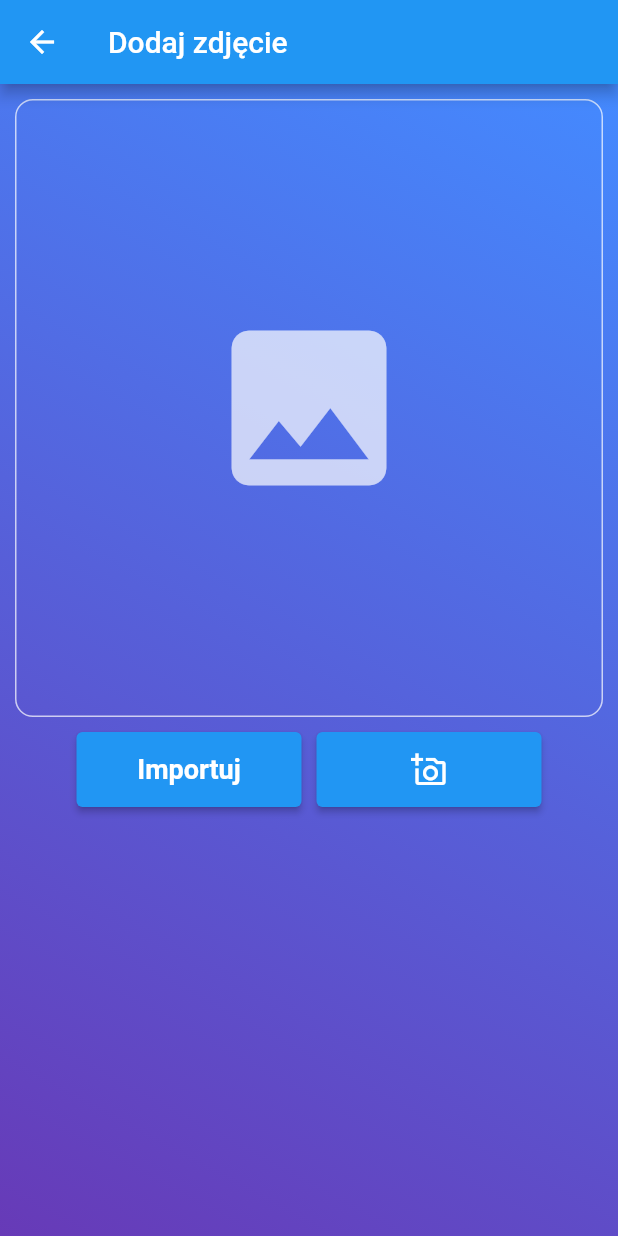
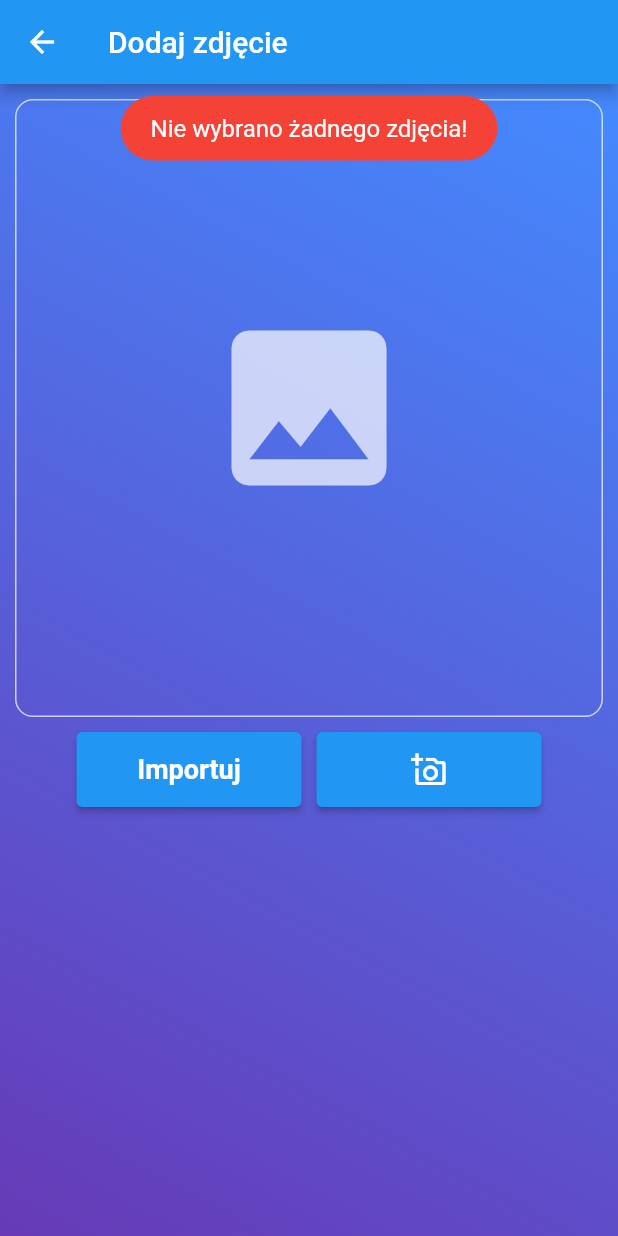
Before and after one commit to Mikey3D99/flutter_ui_demo, a Flutter app: the AddPhotoWidget screen opened directly, after a tap on "Importuj", on a phone screen of 412 x 824 dp. Run offline on Flutter 3.47's test engine with Material 2 defaults, Android fonts, the phone set to English and light mode, and no system bars; our stand-ins replace fluttertoast, image_picker.

Commit message:
add toast notifications

```diff
--- a/lib/constants/constants.dart
+++ b/lib/constants/constants.dart
@@ -1,4 +1,3 @@
-import 'dart:ffi';
 
 const String loginButtonText = 'Zaloguj się';
 const String addPhotoButtonText = 'Dodaj zdjęcie';
@@ -7,4 +6,7 @@ const String inputPasswordText = 'Wprowadź hasło';
 const String forgotPasswordText = 'Zapomniałeś hasła?';
 const String newUserButtonText = 'Nowy użytkownik? Załóź konto!';
 const String importButtonText = 'Importuj';
+const String toastNoImageSelected = 'Nie wybrano żadnego zdjęcia!';
+const String toastBetterImageQuality = 'Lepsza jakość obrazu, będzie gdy zrobisz zdjęcie aparatem!';
+const String toastPhotoNotTaken = 'Nie zrobiono zdjęcia!';
 const double cornerRadius = 12.0;
--- a/lib/widgets/add_photo/add_photo_widget.dart
+++ b/lib/widgets/add_photo/add_photo_widget.dart
@@ -4,6 +4,7 @@ import 'package:flutter_ui_demo/widgets/background/background_widget.dart';
 import 'package:flutter_ui_demo/constants/constants.dart';
 import 'dart:io';
 import 'package:image_picker/image_picker.dart';
+import 'package:fluttertoast/fluttertoast.dart';
 
 class AddPhotoWidget extends StatefulWidget {
   const AddPhotoWidget({Key? key}) : super(key: key);
@@ -15,22 +16,35 @@ class AddPhotoWidget extends StatefulWidget {
 class AddPhotoWidgetState extends State<AddPhotoWidget> {
   File? _image;
 
-  Future getImage() async {
-    final pickedFile = await ImagePicker().pickImage(source: ImageSource.gallery);
+  void notification(String message) {
+    Fluttertoast.showToast(
+        msg: message,
+        toastLength: Toast.LENGTH_SHORT,
+        gravity: ToastGravity.TOP,
+        timeInSecForIosWeb: 1,
+        backgroundColor: Colors.red,
+        textColor: Colors.white,
+        fontSize: 16.0);
+  }
 
+  Future getImage(ImageSource source) async {
+    if (source == ImageSource.gallery) {
+      notification(toastBetterImageQuality);
+    }
+    final pickedFile = await ImagePicker().pickImage(source: source);
     setState(() {
       if (pickedFile != null) {
         _image = File(pickedFile.path);
       } else {
-        print('No image selected.');
+        if (source == ImageSource.gallery) {
+          notification(toastNoImageSelected);
+        }
+        else{
+          notification(toastPhotoNotTaken);
+        }
       }
     });
   }
-
-  void handleImportButton(BuildContext context) {
-
-  }
-
 
   @override
   Widget build(BuildContext context) {
@@ -41,9 +55,9 @@ class AddPhotoWidgetState extends State<AddPhotoWidget> {
           title: const Text(addPhotoButtonText),
         ),
         body: BackgroundContainer(
-            child: Column(
-                children: [
-                  _image == null ? BorderContainer(
+          child: Column(children: [
+            _image == null
+                ? BorderContainer(
                     child: Icon(
                       Icons.image,
                       color: Colors.white70,
@@ -67,7 +81,7 @@ class AddPhotoWidgetState extends State<AddPhotoWidget> {
                     width: 150,
                     height: 50,
                     child: ElevatedButton(
-                          onPressed: () => getImage(),
+                      onPressed: () => getImage(ImageSource.gallery),
                       child: const Text(
                         importButtonText,
                         style: TextStyle(
@@ -82,7 +96,7 @@ class AddPhotoWidgetState extends State<AddPhotoWidget> {
                     width: 150,
                     height: 50,
                     child: ElevatedButton(
-                          onPressed: () => handleImportButton(context),
+                      onPressed: () => getImage(ImageSource.camera),
                       child: const Icon(Icons.add_a_photo_outlined),
                     ),
                   ),
--- a/pubspec.yaml
+++ b/pubspec.yaml
@@ -41,6 +41,7 @@ dev_dependencies:
   flutter_test:
     sdk: flutter
   image_picker: ^0.8.6+4
+  fluttertoast: ^8.0.7
 
   # The "flutter_lints" package below contains a set of recommended lints to
   # encourage good coding practices. The lint set provided by the package is
```
Also changed, not shown: pubspec.lock. Lines whose indentation alone changed are shown as unchanged.
